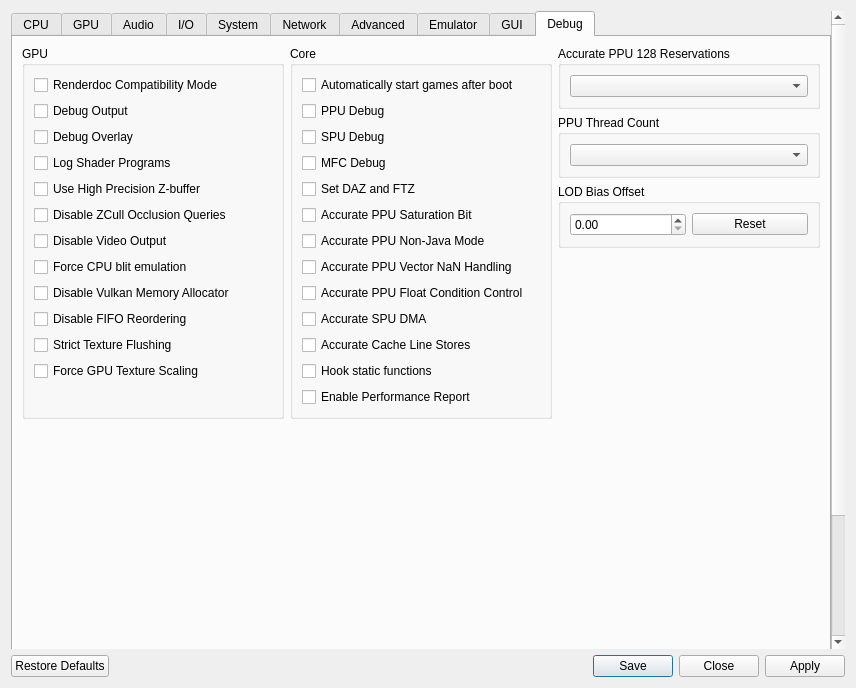
The window that rpcs3/rpcs3qt/settings_dialog.ui (RPCS3/rpcs3) describes before a commit, drawn with Qt 5.
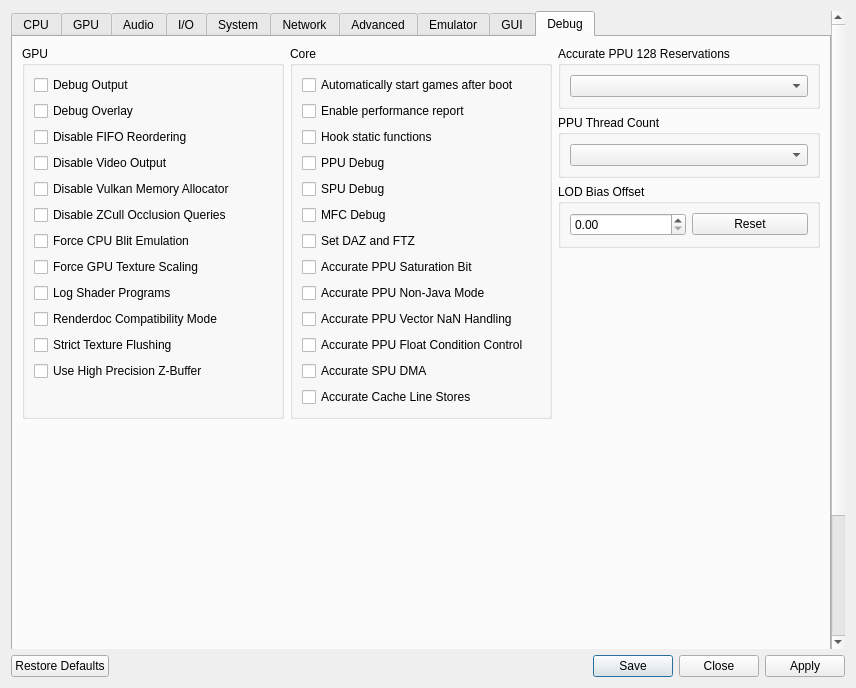
The same window after the commit. The open tabs and pages were chosen to show the change. Icons and pictures are not drawn.

Commit message: Settings: Reorder settings in Debug

Diff of the .ui file:
```diff
--- a/rpcs3/rpcs3qt/settings_dialog.ui
+++ b/rpcs3/rpcs3qt/settings_dialog.ui
@@ -4030,16 +4030,6 @@
              <set>Qt::AlignLeading|Qt::AlignLeft|Qt::AlignTop</set>
             </property>
             <layout class="QVBoxLayout" name="gb_debug_gpu_layout">
-             <item alignment="Qt::AlignTop">
-              <widget class="QCheckBox" name="renderdocCompatibility">
-               <property name="enabled">
-                <bool>true</bool>
-               </property>
-               <property name="text">
-                <string>Renderdoc Compatibility Mode</string>
-               </property>
-              </widget>
-             </item>
              <item alignment="Qt::AlignTop">
               <widget class="QCheckBox" name="debugOutput">
                <property name="text">
@@ -4055,23 +4045,9 @@
               </widget>
              </item>
              <item>
-              <widget class="QCheckBox" name="logProg">
+              <widget class="QCheckBox" name="disableFIFOReordering">
                <property name="text">
-                <string>Log Shader Programs</string>
-               </property>
-              </widget>
-             </item>
-             <item alignment="Qt::AlignTop">
-              <widget class="QCheckBox" name="forceHighpZ">
-               <property name="text">
-                <string>Use High Precision Z-buffer</string>
-               </property>
-              </widget>
-             </item>
-             <item>
-              <widget class="QCheckBox" name="disableHwOcclusionQueries">
-               <property name="text">
-                <string>Disable ZCull Occlusion Queries</string>
+                <string>Disable FIFO Reordering</string>
                </property>
               </widget>
              </item>
@@ -4082,13 +4058,6 @@
                </property>
               </widget>
              </item>
-             <item>
-              <widget class="QCheckBox" name="forceCpuBlitEmulation">
-               <property name="text">
-                <string>Force CPU blit emulation</string>
-               </property>
-              </widget>
-             </item>
              <item>
               <widget class="QCheckBox" name="disableVulkanMemAllocator">
                <property name="text">
@@ -4097,16 +4066,16 @@
               </widget>
              </item>
              <item>
-              <widget class="QCheckBox" name="disableFIFOReordering">
+              <widget class="QCheckBox" name="disableHwOcclusionQueries">
                <property name="text">
-                <string>Disable FIFO Reordering</string>
+                <string>Disable ZCull Occlusion Queries</string>
                </property>
               </widget>
              </item>
              <item>
-              <widget class="QCheckBox" name="strictTextureFlushing">
+              <widget class="QCheckBox" name="forceCpuBlitEmulation">
                <property name="text">
-                <string>Strict Texture Flushing</string>
+                <string>Force CPU Blit Emulation</string>
                </property>
               </widget>
              </item>
@@ -4117,6 +4086,37 @@
                </property>
               </widget>
              </item>
+             <item>
+              <widget class="QCheckBox" name="logProg">
+               <property name="text">
+                <string>Log Shader Programs</string>
+               </property>
+              </widget>
+             </item>
+             <item alignment="Qt::AlignTop">
+              <widget class="QCheckBox" name="renderdocCompatibility">
+               <property name="enabled">
+                <bool>true</bool>
+               </property>
+               <property name="text">
+                <string>Renderdoc Compatibility Mode</string>
+               </property>
+              </widget>
+             </item>
+             <item>
+              <widget class="QCheckBox" name="strictTextureFlushing">
+               <property name="text">
+                <string>Strict Texture Flushing</string>
+               </property>
+              </widget>
+             </item>
+             <item alignment="Qt::AlignTop">
+              <widget class="QCheckBox" name="forceHighpZ">
+               <property name="text">
+                <string>Use High Precision Z-Buffer</string>
+               </property>
+              </widget>
+             </item>
              <item>
               <spacer name="verticalSpacerDebugGPU">
                <property name="orientation">
@@ -4149,6 +4149,20 @@
                </property>
               </widget>
              </item>
+             <item>
+              <widget class="QCheckBox" name="perfReport">
+               <property name="text">
+                <string>Enable performance report</string>
+               </property>
+              </widget>
+             </item>
+             <item>
+              <widget class="QCheckBox" name="hookStFunc">
+               <property name="text">
+                <string>Hook static functions</string>
+               </property>
+              </widget>
+             </item>
              <item>
               <widget class="QCheckBox" name="ppuDebug">
                <property name="text">
@@ -4219,20 +4233,6 @@
                </property>
               </widget>
              </item>
-             <item>
-              <widget class="QCheckBox" name="hookStFunc">
-               <property name="text">
-                <string>Hook static functions</string>
-               </property>
-              </widget>
-             </item>
-             <item>
-              <widget class="QCheckBox" name="perfReport">
-               <property name="text">
-                <string>Enable Performance Report</string>
-               </property>
-              </widget>
-             </item>
              <item>
               <spacer name="verticalSpacerDebugCore">
                <property name="orientation">
```
